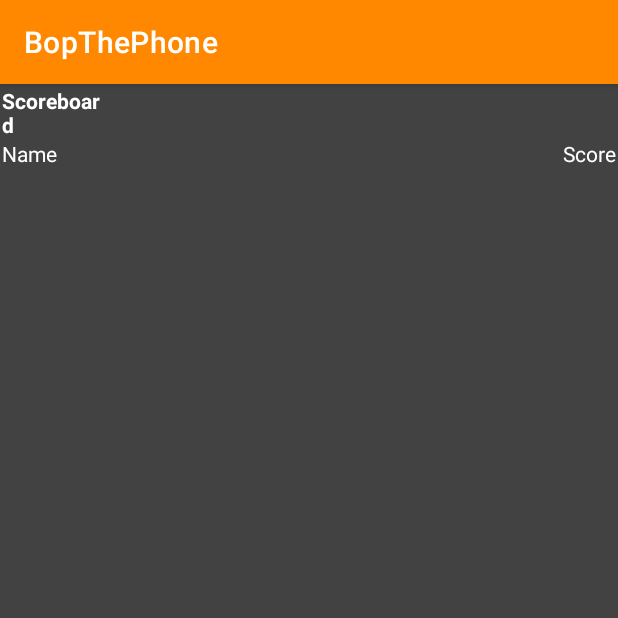
After one commit to ZehOhZwei/BopThePhoneKT, an Android app: the ScoreboardActivity screen opened directly, with no data from a screen before it, on a phone screen of 412 x 824 dp, the top half of it. The commit adds this screen. Run offline under Robolectric (Android 15) with nearby library versions, the phone set to English and light mode, and no system bars.

Commit message:
Scoreboard

```diff
--- a/app/src/main/AndroidManifest.xml
+++ b/app/src/main/AndroidManifest.xml
@@ -1,6 +1,6 @@
 <?xml version="1.0" encoding="utf-8"?>
 <manifest xmlns:android="http://schemas.android.com/apk/res/android"
-    package="com.example.bopthephone" >
+    package="com.example.bopthephone">
 
     <application
         android:allowBackup="true"
@@ -9,11 +9,14 @@
         android:roundIcon="@mipmap/ic_launcher_round"
         android:supportsRtl="true"
         android:theme="@style/Theme.BopThePhone">
-        android:theme="@style/Theme.BopThePhone">
+        <activity
+            android:name=".ScoreboardActivity"
+            android:exported="false" />
+
         <service
             android:name=".SocketService"
             android:enabled="true"
-            android:exported="true"></service>
+            android:exported="true" />
 
         <activity
             android:name=".LobbyActivity"
@@ -25,7 +28,7 @@
             android:theme="@style/Theme.BopThePhone.NoActionBar" />
         <activity
             android:name=".MainActivity"
-            android:exported="true" >
+            android:exported="true">
             <intent-filter>
                 <action android:name="android.intent.action.MAIN" />
 
--- a/app/src/main/java/com/example/bopthephone/MainActivity.kt
+++ b/app/src/main/java/com/example/bopthephone/MainActivity.kt
@@ -22,6 +22,11 @@ class MainActivity : AppCompatActivity() {
         startActivity(showGameView)
     }
 
+    fun scoreboardClick(view: View) {
+        val showScoreboardView: Intent = Intent(this, ScoreboardActivity::class.java)
+        startActivity(showScoreboardView)
+    }
+
     fun testClick(view: View) {
 
         val tapItPlayer : MediaPlayer =  MediaPlayer.create(this, R.raw.tap_it)
--- /dev/null
+++ b/app/src/main/java/com/example/bopthephone/ScoreboardActivity.kt
@@ -0,0 +1,11 @@
+package com.example.bopthephone
+
+import androidx.appcompat.app.AppCompatActivity
+import android.os.Bundle
+
+class ScoreboardActivity : AppCompatActivity() {
+    override fun onCreate(savedInstanceState: Bundle?) {
+        super.onCreate(savedInstanceState)
+        setContentView(R.layout.activity_scoreboard)
+    }
+}
--- a/app/src/main/res/layout/activity_main.xml
+++ b/app/src/main/res/layout/activity_main.xml
@@ -56,6 +56,7 @@
         android:background="@android:color/holo_orange_dark"
         android:text="Einstellungen"
         android:textColor="@color/black"
+        android:onClick="scoreboardClick"
         app:layout_constraintBottom_toBottomOf="parent"
         app:layout_constraintEnd_toStartOf="@+id/test"
         app:layout_constraintHorizontal_bias="0.0"
--- /dev/null
+++ b/app/src/main/res/layout/activity_scoreboard.xml
@@ -0,0 +1,46 @@
+<?xml version="1.0" encoding="utf-8"?>
+<androidx.constraintlayout.widget.ConstraintLayout xmlns:android="http://schemas.android.com/apk/res/android"
+    xmlns:app="http://schemas.android.com/apk/res-auto"
+    xmlns:tools="http://schemas.android.com/tools"
+    android:layout_width="match_parent"
+    android:layout_height="match_parent"
+    tools:context=".ScoreboardActivity"
+    android:background="@color/cardview_dark_background">
+
+    <TableLayout
+        android:layout_width="fill_parent"
+        android:layout_height="fill_parent"
+        android:layout_marginStart="1dp"
+        android:layout_marginTop="1dp"
+        android:layout_marginEnd="1dp"
+        android:layout_marginBottom="1dp"
+        app:layout_constraintBottom_toBottomOf="parent"
+        app:layout_constraintEnd_toEndOf="parent"
+        app:layout_constraintStart_toStartOf="parent"
+        app:layout_constraintTop_toTopOf="parent">
+
+        <TableRow>
+            <TextView
+                android:layout_width="fill_parent"
+                android:layout_height="wrap_content"
+                android:text="Scoreboard"
+                android:layout_span="2"
+                android:textColor="@color/design_default_color_on_primary"
+                android:textStyle="bold" />
+        </TableRow>
+
+        <TableRow>
+
+            <TextView android:text="Name"
+                android:textColor="@color/design_default_color_on_primary"
+                android:layout_weight="1"/>
+
+
+            <TextView
+                android:layout_column="1"
+                android:text="Score"
+                android:textColor="@color/design_default_color_on_primary"/>
+        </TableRow>
+
+    </TableLayout>
+</androidx.constraintlayout.widget.ConstraintLayout>
```
